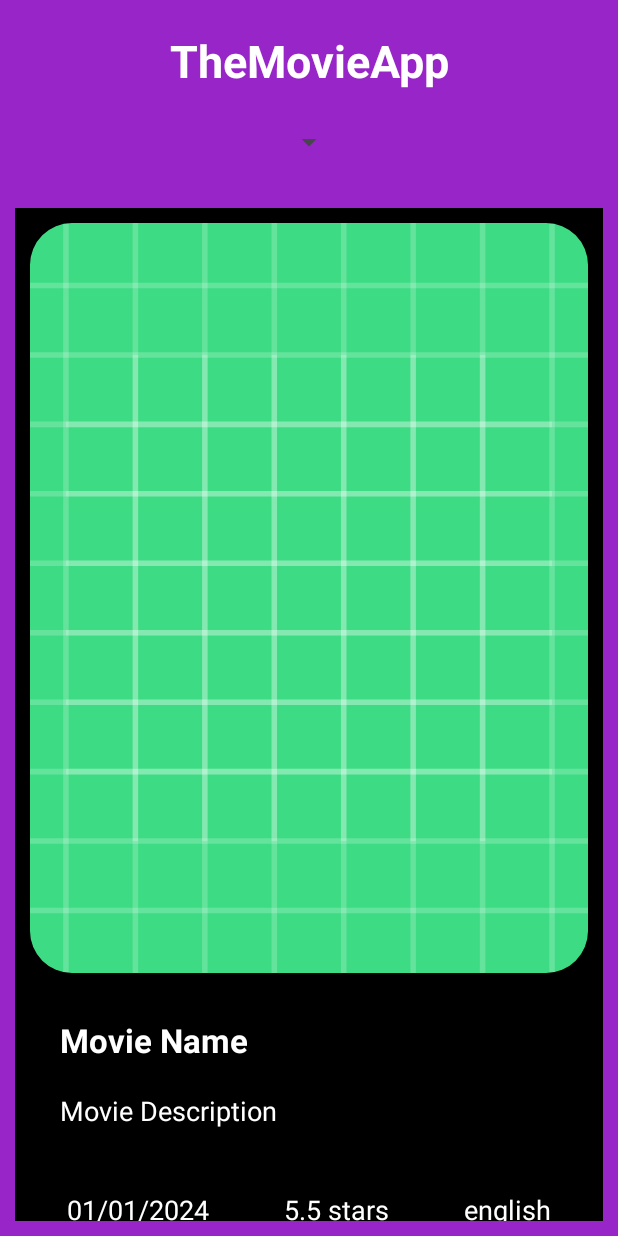
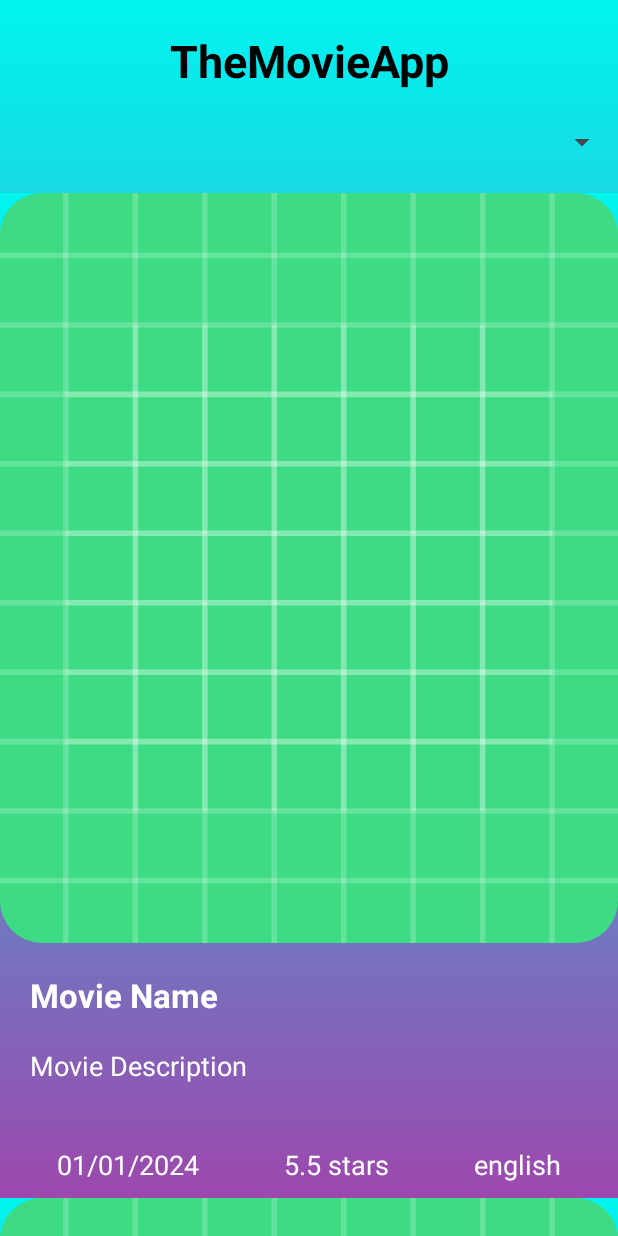
Before and after one commit to Rahul-JoshiG/TheMovieApp, an Android app: the layout activity_main.xml on its own in the app's theme, with its tools: preview values and no code run, on a phone screen of 412 x 824 dp. Run offline under Robolectric (Android 15) with nearby library versions, the phone set to English and light mode, and no system bars.

Commit message:
update the ui and functions

```diff
--- a/app/src/main/AndroidManifest.xml
+++ b/app/src/main/AndroidManifest.xml
@@ -2,7 +2,8 @@
 <manifest xmlns:android="http://schemas.android.com/apk/res/android"
     xmlns:tools="http://schemas.android.com/tools">
 
-    <uses-permission android:name="android.permission.INTERNET"/>
+    <uses-permission android:name="android.permission.INTERNET" />
+
     <application
         android:allowBackup="true"
         android:dataExtractionRules="@xml/data_extraction_rules"
@@ -13,6 +14,9 @@
         android:supportsRtl="true"
         android:theme="@style/Theme.TheMovieApp"
         tools:targetApi="35">
+        <activity
+            android:name=".activities.MovieFragmentActivity"
+            android:exported="false" />
         <activity
             android:name=".activities.MainActivity"
             android:exported="true">
--- a/app/src/main/java/com/example/themovieapp/api/RetrofitClient.kt
+++ b/app/src/main/java/com/example/themovieapp/api/RetrofitClient.kt
@@ -7,7 +7,7 @@ object RetrofitClient {
     private const val BASE_URL = "https://api.themoviedb.org/3/"
 
     // Lazy initialization of the Retrofit instance
-    private val retrofit by lazy {
+    private val retrofit : Retrofit by lazy {
         Retrofit.Builder()
             .baseUrl(BASE_URL)
             .addConverterFactory(GsonConverterFactory.create())
--- /dev/null
+++ b/app/src/main/java/com/example/themovieapp/interfaces/IMovieActions.kt
@@ -0,0 +1,5 @@
+package com.example.themovieapp.interfaces
+
+interface IMovieActions {
+    fun openActivity(position : Int)
+}
--- /dev/null
+++ b/app/src/main/res/drawable/gradient_background.xml
@@ -0,0 +1,8 @@
+<?xml version="1.0" encoding="utf-8"?>
+<shape xmlns:android="http://schemas.android.com/apk/res/android"
+    android:shape="rectangle">
+    <gradient
+        android:startColor="#9C48AD"
+        android:endColor="#00F4F0"
+        android:angle="90" />
+</shape>
--- a/app/src/main/res/layout/activity_main.xml
+++ b/app/src/main/res/layout/activity_main.xml
@@ -7,7 +7,7 @@
         android:id="@+id/main"
         android:layout_width="match_parent"
         android:layout_height="match_parent"
-        android:background="@color/primary_color"
+        android:background="@drawable/gradient_background"
         tools:context=".activities.MainActivity">
 
         <androidx.constraintlayout.widget.ConstraintLayout
@@ -21,29 +21,31 @@
                 android:layout_marginTop="20dp"
                 android:paddingHorizontal="20dp"
                 android:text="@string/app_name"
-                android:textColor="@color/white"
+                android:textColor="@color/black"
                 android:textSize="30sp"
                 android:textStyle="bold"
+                app:layout_constraintBottom_toTopOf="@id/movie_type_spinner"
                 app:layout_constraintEnd_toEndOf="parent"
                 app:layout_constraintStart_toStartOf="parent"
                 app:layout_constraintTop_toTopOf="parent" />
 
             <androidx.appcompat.widget.AppCompatSpinner
                 android:id="@+id/movie_type_spinner"
-                android:layout_width="wrap_content"
+                android:layout_width="0dp"
                 android:layout_height="wrap_content"
                 android:layout_marginTop="10dp"
                 android:minHeight="48dp"
+                android:paddingHorizontal="20dp"
                 app:layout_constraintEnd_toEndOf="parent"
                 app:layout_constraintStart_toStartOf="parent"
-                app:layout_constraintTop_toBottomOf="@id/app_name" />
+                app:layout_constraintTop_toBottomOf="@id/app_name"
+                app:layout_constraintBottom_toTopOf="@id/movie_recycler_view"/>
 
             <androidx.recyclerview.widget.RecyclerView
                 android:id="@+id/movie_recycler_view"
                 android:layout_width="0dp"
                 android:layout_height="0dp"
                 android:layout_marginTop="10dp"
-                android:padding="10dp"
                 app:layout_constraintTop_toBottomOf="@id/movie_type_spinner"
                 app:layout_constraintBottom_toBottomOf="parent"
                 app:layout_constraintStart_toStartOf="parent"
--- a/app/src/main/res/layout/movie_view_layout.xml
+++ b/app/src/main/res/layout/movie_view_layout.xml
@@ -1,13 +1,15 @@
 <?xml version="1.0" encoding="utf-8"?>
-<layout xmlns:android="http://schemas.android.com/apk/res/android"
+<layout xmlns:tools="http://schemas.android.com/tools"
+    xmlns:android="http://schemas.android.com/apk/res/android"
     xmlns:app="http://schemas.android.com/apk/res-auto">
 
     <androidx.constraintlayout.widget.ConstraintLayout
         android:layout_width="match_parent"
         android:layout_height="wrap_content"
         android:elevation="40dp"
+        android:shadowRadius=".8"
         style="@style/MaterialAlertDialog.Material3"
-        android:background="@color/black">
+        android:background="@drawable/gradient_background">
 
         <!--<androidx.constraintlayout.widget.Guideline
             android:id="@+id/guideline_top"
@@ -38,48 +40,49 @@
             app:layout_constraintGuide_percent="0.95" />-->
 
         <com.google.android.material.imageview.ShapeableImageView
+            android:id="@+id/movie_image_view"
+            style="@style/MaterialAlertDialog.Material3"
             android:layout_width="0dp"
             android:layout_height="500dp"
-            android:id="@+id/movie_image_view"
+            android:scaleType="centerCrop"
             android:src="@drawable/ic_launcher_background"
-            android:scaleType="centerCrop"
-            android:layout_margin="10dp"
-            style="@style/MaterialAlertDialog.Material3"
+            app:layout_constraintBottom_toTopOf="@id/movie_name_view"
+            app:layout_constraintEnd_toEndOf="parent"
+            app:layout_constraintStart_toStartOf="parent"
             app:layout_constraintTop_toTopOf="parent"
-            app:layout_constraintStart_toStartOf="parent"
-            app:layout_constraintEnd_toEndOf="parent"
-            app:layout_constraintBottom_toTopOf="@id/movie_name_view"/>
+            tools:ignore="ImageContrastCheck" />
 
         <androidx.appcompat.widget.AppCompatTextView
+            android:id="@+id/movie_name_view"
             android:layout_width="0dp"
             android:layout_height="wrap_content"
-            android:id="@+id/movie_name_view"
+            android:layout_marginTop="20dp"
+            android:paddingHorizontal="20dp"
             android:text="@string/movie_name"
+            android:textColor="@color/white"
+            android:textSize="22sp"
             android:textStyle="bold"
-            android:textSize="22sp"
-            android:textColor="@color/white"
-            android:paddingHorizontal="20dp"
-            android:layout_marginTop="20dp"
-            app:layout_constraintTop_toBottomOf="@id/movie_image_view"
+            app:layout_constraintBottom_toTopOf="@id/movie_desc_view"
+            app:layout_constraintEnd_toEndOf="@id/movie_image_view"
             app:layout_constraintStart_toStartOf="@id/movie_image_view"
-            app:layout_constraintEnd_toEndOf="@id/movie_image_view"
-            app:layout_constraintBottom_toTopOf="@id/movie_desc_view"/>
+            app:layout_constraintTop_toBottomOf="@id/movie_image_view" />
 
         <androidx.appcompat.widget.AppCompatTextView
+            android:id="@+id/movie_desc_view"
             android:layout_width="0dp"
             android:layout_height="wrap_content"
-            android:id="@+id/movie_desc_view"
-            android:text="@string/movie_description"
+            android:layout_marginTop="20dp"
+            android:ellipsize="end"
             android:maxLines="2"
             android:minLines="2"
-            android:ellipsize="end"
+            android:paddingHorizontal="20dp"
+            android:text="@string/movie_description"
+            android:textColor="@color/white"
             android:textSize="18sp"
-            android:textColor="@color/white"
-            android:paddingHorizontal="20dp"
-            android:layout_marginTop="20dp"
+            app:layout_constraintEnd_toEndOf="@id/movie_name_view"
+            app:layout_constraintStart_toStartOf="@id/movie_name_view"
             app:layout_constraintTop_toBottomOf="@id/movie_name_view"
-            app:layout_constraintStart_toStartOf="@id/movie_name_view"
-            app:layout_constraintEnd_toEndOf="@id/movie_name_view"/>
+            app:layout_constraintBottom_toTopOf="@id/linear_layout"/>
 
         <androidx.appcompat.widget.LinearLayoutCompat
             android:layout_width="0dp"
@@ -94,34 +97,34 @@
             app:layout_constraintBottom_toBottomOf="parent">
 
             <androidx.appcompat.widget.AppCompatTextView
+                android:id="@+id/movie_release_date_view"
                 android:layout_width="wrap_content"
                 android:layout_height="wrap_content"
-                android:id="@+id/movie_release_date_view"
+                android:layout_weight="1"
+                android:gravity="center_horizontal"
                 android:text="@string/_01_01_2024"
-                android:layout_weight="1"
                 android:textColor="@color/white"
-                android:textSize="18sp"
-                android:gravity="center_horizontal"/>
+                android:textSize="18sp" />
 
             <androidx.appcompat.widget.AppCompatTextView
+                android:id="@+id/movie_avg_vote_view"
                 android:layout_width="wrap_content"
                 android:layout_height="wrap_content"
-                android:id="@+id/movie_avg_vote_view"
+                android:layout_weight="1"
+                android:gravity="center_horizontal"
                 android:text="@string/_5_5_stars"
-                android:layout_weight="1"
-                android:textSize="18sp"
                 android:textColor="@color/white"
-                android:gravity="center_horizontal"/>
+                android:textSize="18sp" />
 
             <androidx.appcompat.widget.AppCompatTextView
+                android:id="@+id/movie_original_lang_view"
                 android:layout_width="wrap_content"
                 android:layout_height="wrap_content"
-                android:id="@+id/movie_original_lang_view"
+                android:layout_weight="1"
+                android:gravity="center_horizontal"
                 android:text="@string/english"
-                android:layout_weight="1"
-                android:textSize="18sp"
                 android:textColor="@color/white"
-                android:gravity="center_horizontal"/>
+                android:textSize="18sp" />
 
 
         </androidx.appcompat.widget.LinearLayoutCompat>
--- a/app/src/main/res/values/strings.xml
+++ b/app/src/main/res/values/strings.xml
@@ -6,5 +6,7 @@
     <string name="english">english</string>
     <string name="_5_5_stars">5.5 stars</string>
     <string name="api_key">f0f9da663fc666f530266581f6546612</string>
+    <!-- TODO: Remove or change this placeholder text -->
+    <string name="hello_blank_fragment">Hello blank fragment</string>
 
 </resources>
```
Also changed, not shown: app/src/main/java/com/example/themovieapp/activities/MainActivity.kt (+19 -3 lines), app/src/main/java/com/example/themovieapp/activities/MovieFragmentActivity.kt (added, +87 -0 lines), app/src/main/java/com/example/themovieapp/adapters/MovieAdapter.kt (+26 -4 lines), app/src/main/java/com/example/themovieapp/fragments/MovieFragment.kt (added, +26 -0 lines), app/src/main/java/com/example/themovieapp/util/Constant.kt (added, +7 -0 lines), app/src/main/res/drawable/gradient_background2.xml (added, +8 -0 lines), app/src/main/res/layout/activity_movie_fragment.xml (added, +27 -0 lines), app/src/main/res/layout/custom_spinner_layout.xml (added, +10 -0 lines), app/src/main/res/layout/fragment_movie.xml (added, +14 -0 lines).
